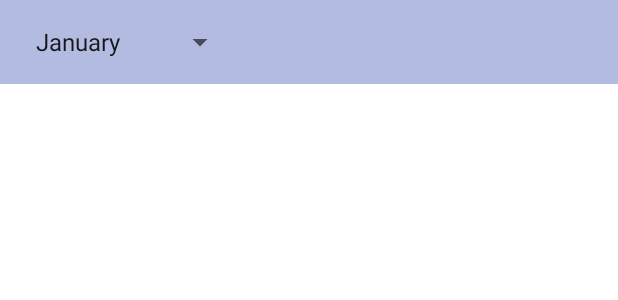
After one commit to CS5520FeinbergSpring2024/team-project-group-29, an Android app: the layout activity_analyze.xml on its own in the app's theme, with its tools: preview values and no code run, on a phone screen of 412 x 824 dp. The commit adds this screen. Shown: the top 300 px of the screen. Run offline under Robolectric (Android 15) with nearby library versions, the light colour scheme and no system bars.

Commit message:
top spinner for analyzed page

```diff
--- a/app/src/main/AndroidManifest.xml
+++ b/app/src/main/AndroidManifest.xml
@@ -14,6 +14,9 @@
         android:supportsRtl="true"
         android:theme="@style/AppTheme"
         tools:targetApi="31">
+        <activity
+            android:name=".analyze.AnalyzeActivity"
+            android:exported="false" />
         <activity
             android:name=".calendarView.CalendarActivity"
             android:exported="false" />
--- /dev/null
+++ b/app/src/main/java/edu/northeastern/moodtide/analyze/AnalyzeActivity.java
@@ -0,0 +1,37 @@
+package edu.northeastern.moodtide.analyze;
+
+import androidx.appcompat.app.AppCompatActivity;
+
+import android.os.Bundle;
+import android.view.View;
+import android.widget.AdapterView;
+import android.widget.Spinner;
+
+import edu.northeastern.moodtide.R;
+
+public class AnalyzeActivity extends AppCompatActivity {
+    String selectedMonth;
+
+    @Override
+    protected void onCreate(Bundle savedInstanceState) {
+        super.onCreate(savedInstanceState);
+        setContentView(R.layout.activity_analyze);
+
+        // spinner to select which month
+        Spinner monthSpinner = findViewById(R.id.month_spinner);
+        monthSpinner.setOnItemSelectedListener(new AdapterView.OnItemSelectedListener() {
+            @Override
+            public void onItemSelected(AdapterView<?> parent, View view, int position, long id) {
+                // Get selected month
+                selectedMonth = (String) parent.getItemAtPosition(position);
+                // handle selected month
+            }
+
+            @Override
+            public void onNothingSelected(AdapterView<?> parent) {
+                // Another interface callback
+            }
+        });
+
+    }
+}
--- /dev/null
+++ b/app/src/main/res/layout/activity_analyze.xml
@@ -0,0 +1,26 @@
+<?xml version="1.0" encoding="utf-8"?>
+<androidx.constraintlayout.widget.ConstraintLayout xmlns:android="http://schemas.android.com/apk/res/android"
+    xmlns:app="http://schemas.android.com/apk/res-auto"
+    xmlns:tools="http://schemas.android.com/tools"
+    android:layout_width="match_parent"
+    android:layout_height="match_parent">
+
+    <androidx.appcompat.widget.Toolbar
+        android:id="@+id/toolbar"
+        android:layout_width="0dp"
+        android:layout_height="?attr/actionBarSize"
+        android:background="?attr/colorPrimary"
+        app:layout_constraintTop_toTopOf="parent"
+        app:layout_constraintStart_toStartOf="parent"
+        app:layout_constraintEnd_toEndOf="parent">
+
+        <Spinner
+            android:id="@+id/month_spinner"
+            android:layout_width="wrap_content"
+            android:layout_height="wrap_content"
+            android:entries="@array/months_array" />
+
+    </androidx.appcompat.widget.Toolbar>
+
+
+</androidx.constraintlayout.widget.ConstraintLayout>
--- a/app/src/main/res/values/strings.xml
+++ b/app/src/main/res/values/strings.xml
@@ -79,5 +79,19 @@
     <string name="Helpless">feeling like there is nothing you can do</string>
     <string name="Frightened">afraid or fearful</string>
 
+    <string-array name="months_array">
+        <item>January</item>
+        <item>February</item>
+        <item>March</item>
+        <item>April</item>
+        <item>May</item>
+        <item>June</item>
+        <item>July</item>
+        <item>August</item>
+        <item>September</item>
+        <item>October</item>
+        <item>November</item>
+        <item>December</item>
+    </string-array>
 
 </resources>
```
